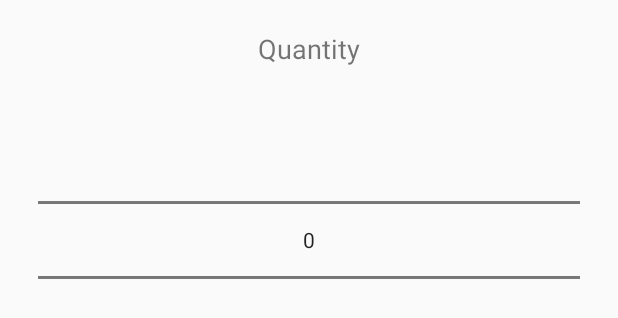
After one commit to dylanvoll/FrigID, an Android app: the layout remove_item_inventory.xml on its own in the app's theme, with its tools: preview values and no code run, on a phone screen of 412 x 824 dp. The commit adds this screen. Shown: the top 318 px of the screen. Run offline under Robolectric (Android 15) with nearby library versions, the phone set to English and light mode, and no system bars.

Commit message:
even more bug fixes

```diff
--- a/android/app/src/main/java/com/frigid/NFC_Utility.java
+++ b/android/app/src/main/java/com/frigid/NFC_Utility.java
@@ -236,7 +236,7 @@ public class NFC_Utility {
                     return new WriteResponse(0,mess);
                 }
                 ndef.writeNdefMessage(message);
-                mess = "Wrote message to pre-formatted tag.";
+                mess = "FrigID updated!";
                 return new WriteResponse(1,mess);
             } else {
                 NdefFormatable format = NdefFormatable.get(tag);
--- /dev/null
+++ b/android/app/src/main/res/layout/remove_item_inventory.xml
@@ -0,0 +1,22 @@
+<?xml version="1.0" encoding="utf-8"?>
+<LinearLayout xmlns:android="http://schemas.android.com/apk/res/android"
+    android:orientation="vertical" android:layout_width="match_parent"
+    android:layout_height="match_parent"
+    android:weightSum="1">
+
+
+    <TextView
+        android:text="Quantity"
+        android:layout_width="match_parent"
+        android:layout_height="wrap_content"
+        android:id="@+id/textView3"
+        android:gravity="center_horizontal"
+        android:textSize="18sp"
+        android:layout_marginTop="20dp" />
+
+    <NumberPicker
+        android:layout_width="match_parent"
+        android:layout_height="wrap_content"
+        android:id="@+id/number_picker"
+        android:layout_margin="25dp" />
+</LinearLayout>
```
Also changed, not shown: android/app/src/main/java/com/frigid/Login.java (+6 -3 lines), android/app/src/main/java/com/frigid/Main_Activity.java (+24 -9 lines).
